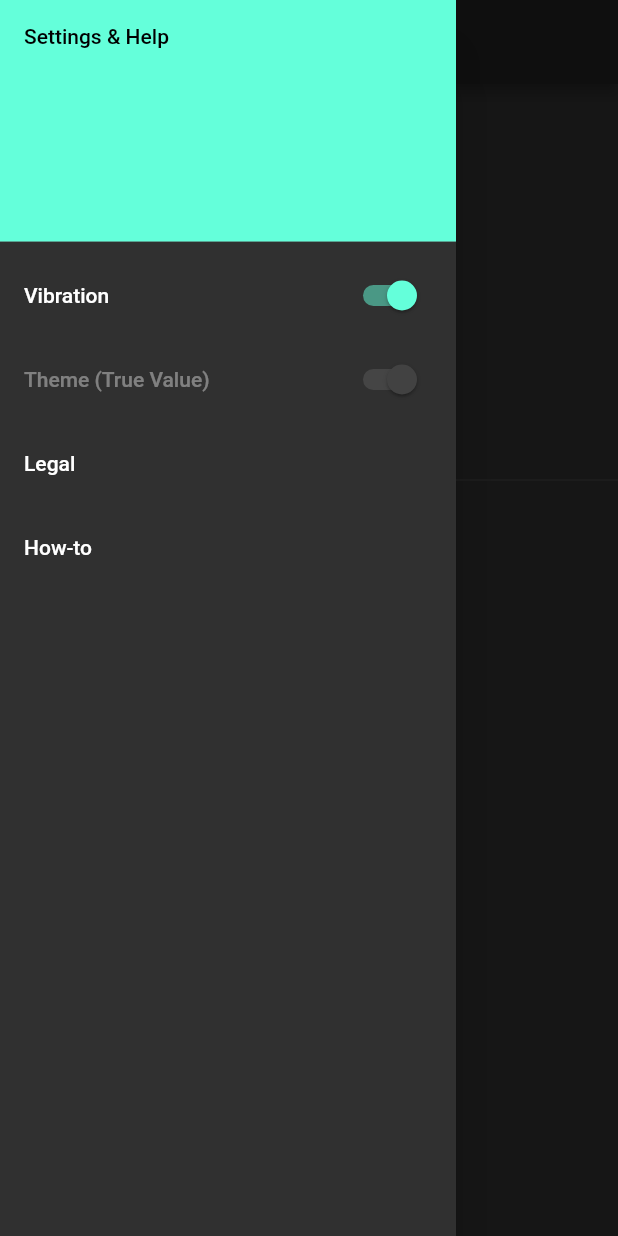
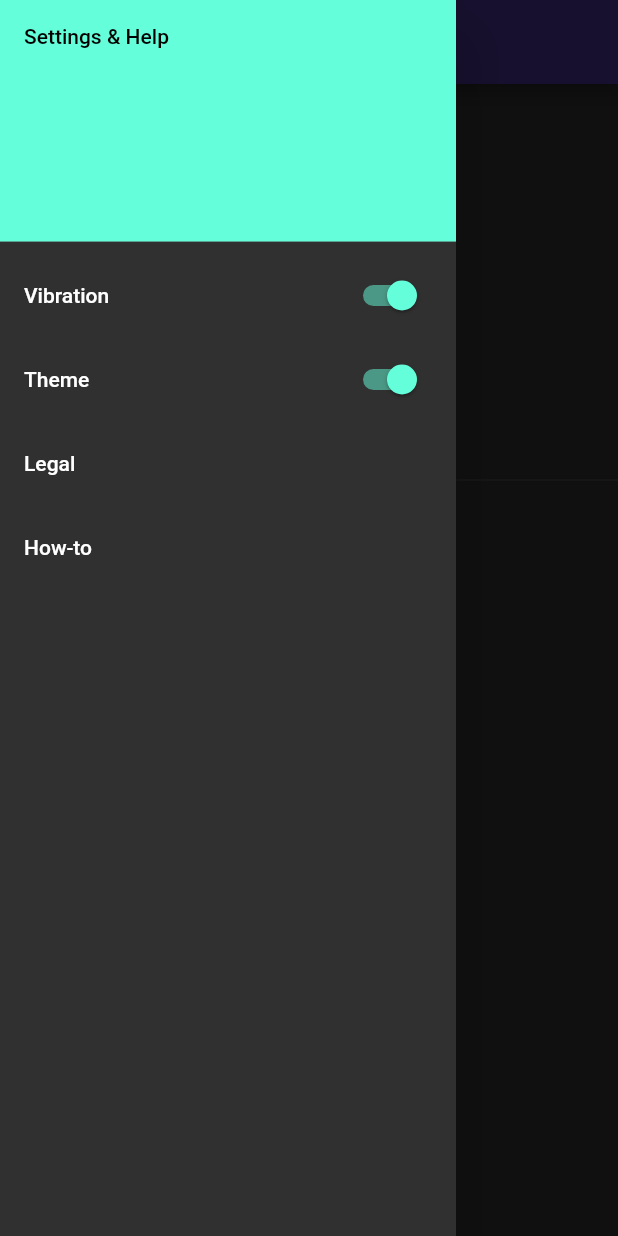
Before and after one commit to New-Note-Action/CRDI-Mobile-App, a Flutter app: the screen it shows after launch, with the side drawer open, on a phone screen of 412 x 824 dp. Run offline on Flutter 3.47's test engine with Material 2 defaults, Android fonts, the phone set to English and light mode, and no system bars; our stand-ins replace dynamic_theme, file_picker, flutter_markdown, flutter_screenutil, package_info, vibration; missing offline and left inert: control_pad, simple_share.

Commit message:
Began Theme Work

```diff
--- a/lib/core/config.dart
+++ b/lib/core/config.dart
@@ -53,10 +53,3 @@ void enterFullscreen() {
 void exitFullscreen() {
   SystemChrome.setEnabledSystemUIOverlays(SystemUiOverlay.values);
 }
-
-// TODO Complete Theme
-ThemeData mainTheme() {
-  return ThemeData(
-    brightness: Brightness.dark,
-  );
-}
--- a/lib/drawer.dart
+++ b/lib/drawer.dart
@@ -20,6 +20,7 @@
 
 import 'package:crdi_mobile_app/route_settings.dart';
 import 'package:crdi_mobile_app/vibrate.dart';
+import 'package:dynamic_theme/dynamic_theme.dart';
 import 'package:flutter/material.dart';
 
 class DrawerSection extends StatefulWidget with PreferredSizeWidget {
@@ -61,9 +62,19 @@ class _DrawerSectionState extends State<DrawerSection> {
             }, //onChanged
           ),
           SwitchListTile(
-            title: Text('Theme (True Value)'),
-            value: true,
-            onChanged: null,
+            title: Text('Theme'),
+            value: (DynamicTheme.of(context).brightness == Brightness.dark),
+            onChanged: (bool newValue) {
+              setState(
+                    () {
+                  if(DynamicTheme.of(context).brightness == Brightness.dark) {
+                    DynamicTheme.of(context).setBrightness(Brightness.light);
+                  } else {
+                    DynamicTheme.of(context).setBrightness(Brightness.dark);
+                  }
+                },
+              ); //setState
+            },
           ),
           ListTile(
             title: Text('Legal'),
--- a/lib/main.dart
+++ b/lib/main.dart
@@ -21,18 +21,77 @@
 import 'package:crdi_mobile_app/router.dart' as router;
 import 'package:crdi_mobile_app/route_settings.dart';
 import 'package:crdi_mobile_app/core/config.dart';
+import 'package:flutter/cupertino.dart';
 import 'package:flutter/material.dart';
+import 'package:dynamic_theme/dynamic_theme.dart';
 
 void main() => runApp(CRDIApp());
 
 class CRDIApp extends StatelessWidget {
   @override
   Widget build(BuildContext context) {
-    return MaterialApp(
-      title: "CRDI Mobile App",
-      theme: mainTheme(),
-      onGenerateRoute: router.generateRoute,
-      initialRoute: MainMenu,
-    );
+    return new DynamicTheme(
+        defaultBrightness: Brightness.dark,
+        data: (brightness) => new ThemeData(
+              brightness: brightness,
+              scaffoldBackgroundColor: (brightness == Brightness.dark)
+                  ? Color(0xFF222222)
+                  : Color(0xFFF5F2E5),
+              appBarTheme: new AppBarTheme(
+                brightness: brightness,
+                color: (brightness == Brightness.dark)
+                    ? Color(0xFF322365)
+                    : Color(0xFFE9D69C),
+                textTheme: new TextTheme(
+                  title: new TextStyle(
+                    color: (brightness == Brightness.dark)
+                        ? Color(0xFFFFFFFF)
+                        : Color(0xFF606060),
+                    fontSize: 20,
+                    fontWeight: FontWeight.w500,
+                  ),
+                ),
+                iconTheme: new IconThemeData(
+                  color: (brightness == Brightness.dark)
+                      ? Color(0xFFFFFFFF)
+                      : Color(0xFF606060),
+                ),
+              ),
+              bottomAppBarColor: (brightness == Brightness.dark)
+                  ? Color(0xFF322365)
+                  : Color(0xFFE9D69C),
+              iconTheme: new IconThemeData(
+                color: (brightness == Brightness.dark)
+                    ? Color(0xFFFFFFFF)
+                    : Color(0xFF606060),
+              ),
+              buttonTheme: new ButtonThemeData(
+                buttonColor: (brightness == Brightness.dark)
+                    ? Color(0xFF322365)
+                    : Color(0xFFE9D69C),
+                //disabledColor: Color(0xFF000000),
+                //focusColor: Color(0xFF000000),
+                //hoverColor: Color(0xFF000000),
+                //highlightColor: Color(0xFF000000),
+                splashColor: (brightness == Brightness.dark)
+                  ? Color(0xFF322365)
+                  : Color(0xFFE9D69C),
+                padding: EdgeInsets.all(8.0),
+                materialTapTargetSize: MaterialTapTargetSize.padded,
+              ),
+            ),
+        themedWidgetBuilder: (context, theme) {
+          return MaterialApp(
+            title: 'CRDI Mobile App',
+            theme: theme,
+            onGenerateRoute: router.generateRoute,
+            initialRoute: MainMenu,
+          );
+        });
   }
 }
+
+//size: (ScreenUtil.screenWidthDp * 0.26 <
+//ScreenUtil.screenHeightDp * 0.5) //Check if quarter width is less than half height
+//? ScreenUtil.screenWidthDp * 0.26    //If it is, set the size to quarter width
+//: ScreenUtil.screenHeightDp * 0.5,
--- a/pubspec.yaml
+++ b/pubspec.yaml
@@ -32,6 +32,7 @@ dependencies:
   file_picker: ^1.4.3+2
   flutter_screenutil: ^1.0.2
   vibration: 1.2.2
+  dynamic_theme: ^1.0.1
 
 dev_dependencies:
   flutter_test:
```
Also changed, not shown: lib/inputs/slider.dart (+5 -4 lines), lib/profiles/profile1.dart (+6 -6 lines), lib/ready.dart (+10 -25 lines), pubspec.lock.
